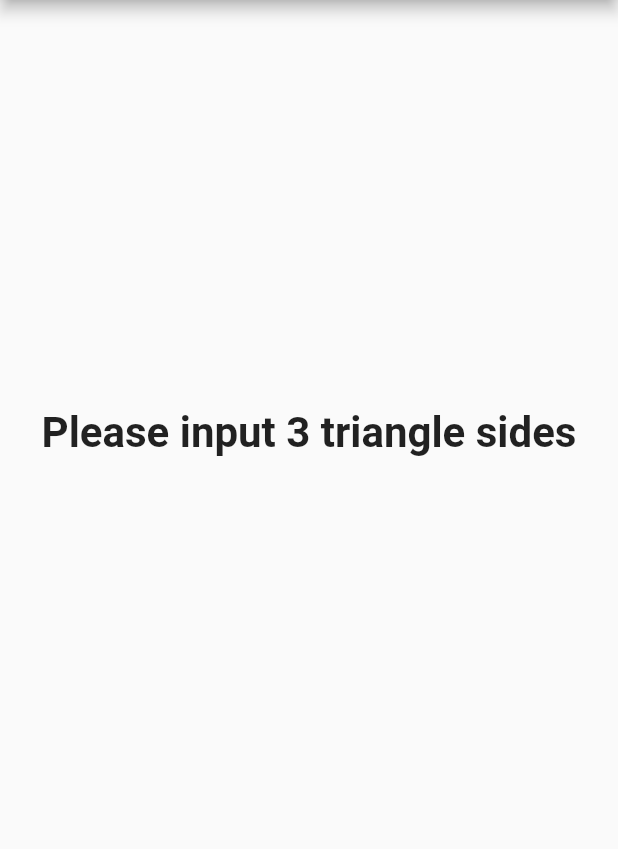
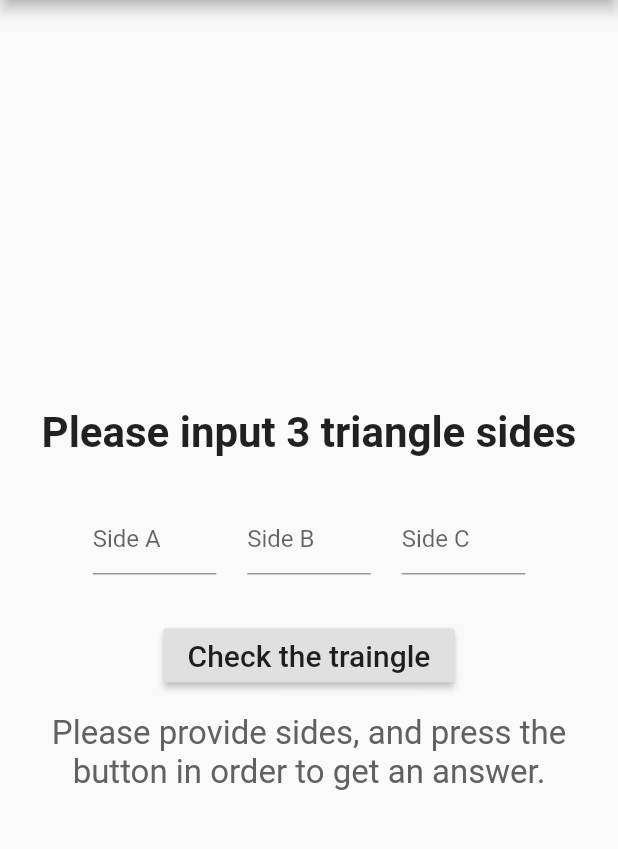
Before and after one commit to kyrczak/triangle-checker-dart, a Flutter app: the screen it shows after launch, on a phone screen of 412 x 824 dp, the part 84-933 px from its top. Run offline on Flutter 3.47's test engine with Material 2 defaults, Android fonts, the phone set to English and light mode, and no system bars.

Commit message:
app version 1.0 done

```diff
--- a/triangle_checker/lib/home.dart
+++ b/triangle_checker/lib/home.dart
@@ -1,4 +1,5 @@
 import 'package:flutter/material.dart';
+import 'functions.dart';
 
 class Home extends StatefulWidget {
   @override
@@ -6,6 +7,22 @@ class Home extends StatefulWidget {
 }
 
 class _HomeState extends State<Home> {
+  static final controlerSideA = TextEditingController();
+  static final controlerSideB = TextEditingController();
+  static final controlerSideC = TextEditingController();
+
+  @override
+  void dispose() {
+    // Clean up the controller when the widget is disposed.
+    controlerSideA.dispose();
+    controlerSideB.dispose();
+    controlerSideC.dispose();
+    super.dispose();
+  }
+
+  var answerColor = Colors.grey[700];
+  String answer =
+      "Please provide sides, and press the button in order to get an answer.";
   @override
   Widget build(BuildContext context) {
     return Scaffold(
@@ -18,7 +35,10 @@ class _HomeState extends State<Home> {
           ),
           centerTitle: true,
           backgroundColor: Colors.black),
-      body: Column(
+      body: SingleChildScrollView(
+        child: Center(
+          child: Column(
+            crossAxisAlignment: CrossAxisAlignment.center,
             children: <Widget>[
               SizedBox(
                 child: Container(
@@ -36,9 +56,95 @@ class _HomeState extends State<Home> {
                 height: 30.0,
               ),
               Row(
-            children: <Widget>[],
+                mainAxisAlignment: MainAxisAlignment.center,
+                children: <Widget>[
+                  SizedBox(
+                    width: MediaQuery.of(context).size.width * 0.1,
+                  ),
+                  Container(
+                    width: MediaQuery.of(context).size.width * 0.2,
+                    child: TextField(
+                      controller: controlerSideA,
+                      keyboardType: TextInputType.number,
+                      decoration: InputDecoration(hintText: 'Side A'),
+                    ),
+                  ),
+                  SizedBox(
+                    width: MediaQuery.of(context).size.width * 0.05,
+                  ),
+                  Container(
+                    width: MediaQuery.of(context).size.width * 0.2,
+                    child: TextField(
+                      controller: controlerSideB,
+                      keyboardType: TextInputType.number,
+                      decoration: InputDecoration(
+                        hintText: 'Side B',
+                      ),
+                    ),
+                  ),
+                  SizedBox(
+                    width: MediaQuery.of(context).size.width * 0.05,
+                  ),
+                  Container(
+                    width: MediaQuery.of(context).size.width * 0.2,
+                    child: TextField(
+                      controller: controlerSideC,
+                      keyboardType: TextInputType.number,
+                      decoration: InputDecoration(hintText: 'Side C'),
+                    ),
+                  ),
+                  SizedBox(
+                    width: MediaQuery.of(context).size.width * 0.1,
                   )
                 ],
+              ),
+              SizedBox(
+                height: 30.0,
+              ),
+              RaisedButton(
+                onPressed: () {
+                  setState(() {
+                    var sideA = double.tryParse(controlerSideA.text);
+                    var sideB = double.tryParse(controlerSideB.text);
+                    var sideC = double.tryParse(controlerSideC.text);
+                    if (sideA + sideB > sideC &&
+                        sideA + sideC > sideB &&
+                        sideB + sideC > sideA) {
+                      if (angleOfTriangle(sideA, sideB, sideC) == 0) {
+                        answerColor = Colors.black;
+                        answer = "This is a rectangular triangle";
+                      } else if (angleOfTriangle(sideA, sideB, sideC) < 0) {
+                        answerColor = Colors.black;
+                        answer = "This is a obtuse triangle";
+                      } else if (angleOfTriangle(sideA, sideB, sideC) > 0) {
+                        answerColor = Colors.black;
+                        answer = "This is an acute triangle";
+                      }
+                    } else {
+                      answerColor = Colors.black;
+                      answer = "A triangle with these sides doesn't exist";
+                    }
+                  });
+                },
+                child: const Text('Check the traingle',
+                    style: TextStyle(fontSize: 20)),
+              ),
+              Padding(
+                padding: const EdgeInsets.all(15.0),
+                child: Center(
+                  child: Text(
+                    answer,
+                    style: TextStyle(
+                      color: answerColor,
+                      fontSize: 22.0,
+                    ),
+                    textAlign: TextAlign.center,
+                  ),
+                ),
+              ),
+            ],
+          ),
+        ),
       ),
     );
   }
```
Also changed, not shown: triangle_checker/lib/functions.dart (added, +17 -0 lines). Lines whose indentation alone changed are shown as unchanged.
